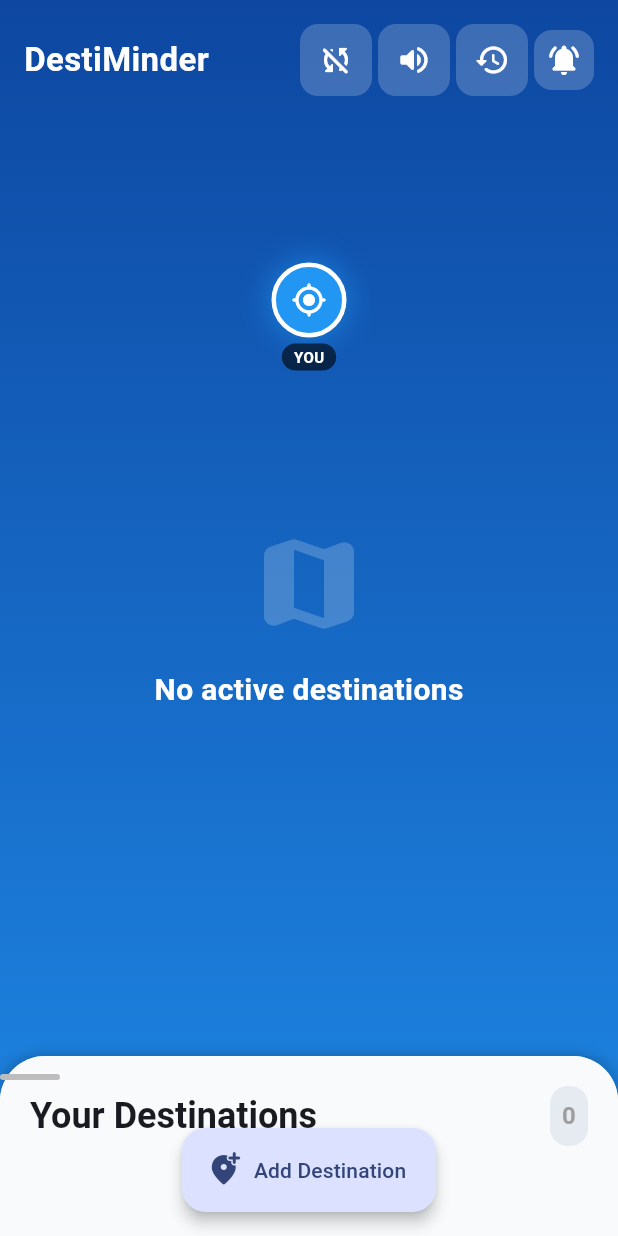
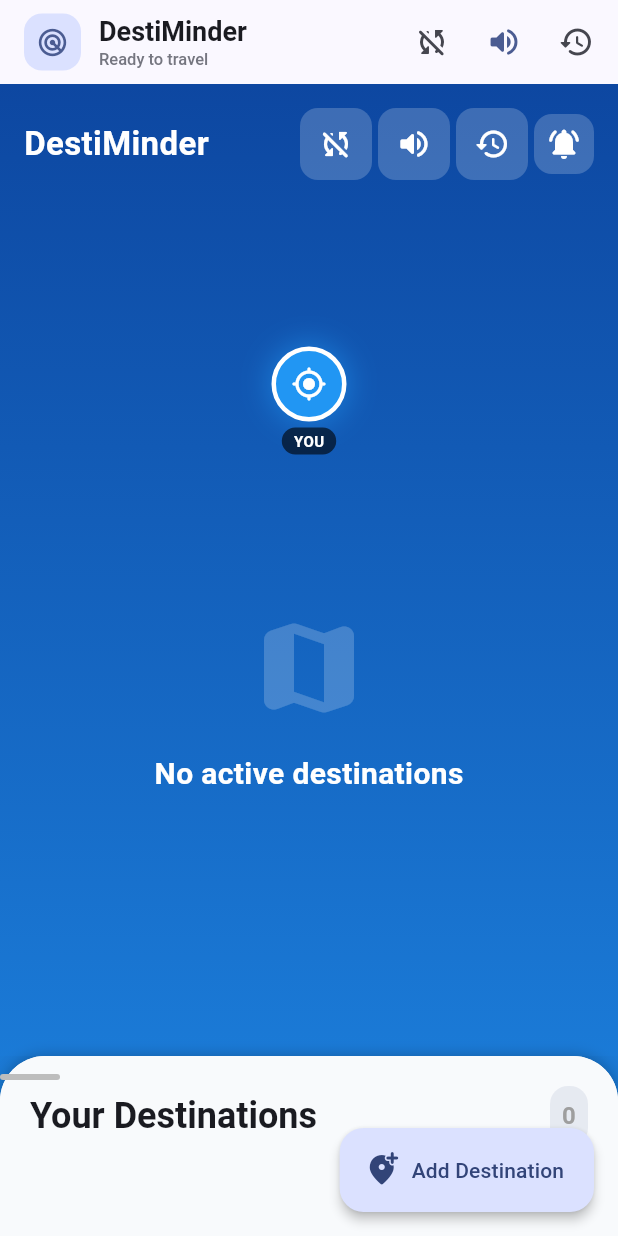
Before and after one commit to Sooraj1312/destiminder, a Flutter app: the screen it shows after launch, on a phone screen of 412 x 824 dp. Run offline on Flutter 3.47's test engine with Material 3 defaults, Android fonts, the phone set to English and light mode, and no system bars; drawn by our look-alikes of sliding_up_panel; our stand-ins replace cached_network_image, flutter_local_notifications, flutter_map, flutter_staggered_animations, flutter_swipe_action_cell, flutter_tts and 6 more; missing offline and left inert: flutter_background_service, flutter_background_service_android, flutter_map_animations.

Commit message:
refactor(home): persistent AppBar with monitor, voice and history actions (v2.2.1)

```diff
--- a/lib/screens/home_screen.dart
+++ b/lib/screens/home_screen.dart
@@ -842,7 +842,98 @@ class _HomeScreenState extends State<HomeScreen>
     final theme = Theme.of(context);
 
     return Scaffold(
-      extendBody: true,
+      extendBody: false,
+      appBar: AppBar(
+        title: Row(
+          children: [
+            Container(
+              padding: const EdgeInsets.all(8),
+              decoration: BoxDecoration(
+                color: theme.colorScheme.primaryContainer,
+                borderRadius: BorderRadius.circular(12),
+              ),
+              child: Icon(
+                Icons.radar_rounded,
+                color: theme.colorScheme.primary,
+                size: 22,
+              ),
+            ),
+            const SizedBox(width: 12),
+            Column(
+              crossAxisAlignment: CrossAxisAlignment.start,
+              mainAxisSize: MainAxisSize.min,
+              children: [
+                const Text(
+                  'DestiMinder',
+                  style: TextStyle(fontWeight: FontWeight.bold, fontSize: 18),
+                ),
+                Consumer<DestinationService>(
+                  builder: (context, service, _) {
+                    final count = service.activeDestinations.length;
+                    return Text(
+                      count > 0
+                          ? '$count destination${count > 1 ? 's' : ''} active'
+                          : 'Ready to travel',
+                      style: TextStyle(
+                        fontSize: 11,
+                        color: count > 0 ? theme.colorScheme.primary : theme.colorScheme.outline,
+                        fontWeight: FontWeight.w500,
+                      ),
+                    );
+                  },
+                ),
+              ],
+            ),
+          ],
+        ),
+        actions: [
+          // Background monitor toggle
+          IconButton(
+            icon: Icon(
+              _backgroundMonitoring ? Icons.sync_rounded : Icons.sync_disabled_rounded,
+              color: _backgroundMonitoring ? Colors.green : theme.colorScheme.onSurfaceVariant,
+            ),
+            tooltip: _backgroundMonitoring ? 'Background monitoring ON' : 'Background monitoring OFF',
+            onPressed: _toggleBackgroundMonitoring,
+          ),
+          // Master Voice toggle
+          IconButton(
+            icon: Icon(
+              _masterVoiceEnabled ? Icons.volume_up_rounded : Icons.volume_off_rounded,
+              color: _masterVoiceEnabled ? theme.colorScheme.primary : theme.colorScheme.onSurfaceVariant,
+            ),
+            tooltip: _masterVoiceEnabled ? 'Voice announcements ON' : 'Voice announcements OFF',
+            onPressed: () async {
+              final prefs = await SharedPreferences.getInstance();
+              setState(() {
+                _masterVoiceEnabled = !_masterVoiceEnabled;
+                VoiceService.masterEnabled = _masterVoiceEnabled;
+              });
+              await prefs.setBool('master_voice_enabled', _masterVoiceEnabled);
+              if (!context.mounted) return;
+              ScaffoldMessenger.of(context).showSnackBar(
+                SnackBar(
+                  content: Text(_masterVoiceEnabled ? 'Voice announcements ON' : 'Voice announcements OFF'),
+                  duration: const Duration(seconds: 1),
+                  behavior: SnackBarBehavior.floating,
+                ),
+              );
+            },
+          ),
+          // History button
+          IconButton(
+            icon: const Icon(Icons.history_rounded),
+            tooltip: 'Arrival History',
+            onPressed: () {
+              Navigator.push(
+                context,
+                MaterialPageRoute(builder: (_) => const HistoryScreen()),
+              );
+            },
+          ),
+          const SizedBox(width: 4),
+        ],
+      ),
       body: Consumer<DestinationService>(
         builder: (context, destinationService, child) {
           final destinations = destinationService.destinations;
@@ -950,11 +1041,11 @@ class _HomeScreenState extends State<HomeScreen>
 
       floatingActionButton: FloatingActionButton.extended(
         onPressed: _addDestination,
-        icon: EmojiIcons.addLocation(),
+        icon: const Icon(Icons.add_location_alt_rounded),
         label: const Text('Add Destination'),
-        elevation: 4,
+        elevation: 3,
       ),
-      floatingActionButtonLocation: FloatingActionButtonLocation.centerFloat,
+      floatingActionButtonLocation: FloatingActionButtonLocation.endFloat,
     );
   }
 
--- a/pubspec.yaml
+++ b/pubspec.yaml
@@ -1,7 +1,7 @@
 name: destiminder
 description: "Vibrate when you reach your destination"
 publish_to: 'none'
-version: 2.2.0+5
+version: 2.2.1+6
 
 environment:
   sdk: '>=3.12.0-0 <4.0.0'
```
